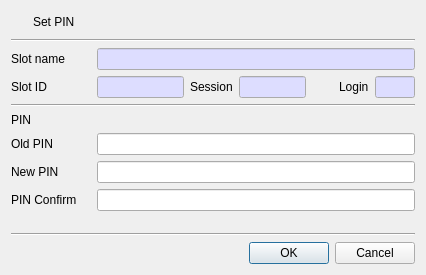
Old version of the form CryptokiMan/set_pin_dlg.ui in the repository jykim74/CryptokiMan.
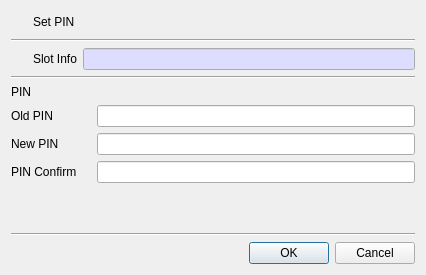
New version of the form. Icons and pictures are not drawn.

Diff of the .ui file:
```diff
--- a/CryptokiMan/set_pin_dlg.ui
+++ b/CryptokiMan/set_pin_dlg.ui
@@ -63,21 +63,8 @@
      <property name="topMargin">
       <number>0</number>
      </property>
-     <item row="0" column="0">
-      <widget class="QLabel" name="label">
-       <property name="minimumSize">
-        <size>
-         <width>80</width>
-         <height>0</height>
-        </size>
-       </property>
-       <property name="text">
-        <string>Slot name</string>
-       </property>
-      </widget>
-     </item>
-     <item row="0" column="1">
-      <widget class="QLineEdit" name="mSlotNameText">
+     <item row="0" column="2">
+      <widget class="QLineEdit" name="mSlotInfoText">
        <property name="minimumSize">
         <size>
          <width>300</width>
@@ -116,220 +103,44 @@
        </property>
       </widget>
      </item>
-    </layout>
-   </item>
-   <item>
-    <layout class="QGridLayout" name="gridLayout_2">
-     <property name="topMargin">
-      <number>0</number>
-     </property>
-     <item row="0" column="3">
-      <widget class="QLineEdit" name="mSessionText">
-       <property name="minimumSize">
-        <size>
-         <width>60</width>
-         <height>0</height>
-        </size>
-       </property>
-       <property name="maximumSize">
-        <size>
-         <width>80</width>
-         <height>16777215</height>
-        </size>
-       </property>
-       <property name="palette">
-        <palette>
-         <active>
-          <colorrole role="Base">
-           <brush brushstyle="SolidPattern">
-            <color alpha="255">
-             <red>221</red>
-             <green>221</green>
-             <blue>255</blue>
-            </color>
-           </brush>
-          </colorrole>
-         </active>
-         <inactive>
-          <colorrole role="Base">
-           <brush brushstyle="SolidPattern">
-            <color alpha="255">
-             <red>221</red>
-             <green>221</green>
-             <blue>255</blue>
-            </color>
-           </brush>
-          </colorrole>
-         </inactive>
-         <disabled>
-          <colorrole role="Base">
-           <brush brushstyle="SolidPattern">
-            <color alpha="255">
-             <red>240</red>
-             <green>240</green>
-             <blue>240</blue>
-            </color>
-           </brush>
-          </colorrole>
-         </disabled>
-        </palette>
-       </property>
-       <property name="readOnly">
-        <bool>true</bool>
-       </property>
-      </widget>
-     </item>
      <item row="0" column="1">
-      <widget class="QLineEdit" name="mSlotIDText">
+      <widget class="QLabel" name="label">
        <property name="minimumSize">
         <size>
-         <width>80</width>
+         <width>0</width>
          <height>0</height>
         </size>
        </property>
-       <property name="maximumSize">
-        <size>
-         <width>100</width>
-         <height>16777215</height>
-        </size>
-       </property>
-       <property name="palette">
-        <palette>
-         <active>
-          <colorrole role="Base">
-           <brush brushstyle="SolidPattern">
-            <color alpha="255">
-             <red>221</red>
-             <green>221</green>
-             <blue>255</blue>
-            </color>
-           </brush>
-          </colorrole>
-         </active>
-         <inactive>
-          <colorrole role="Base">
-           <brush brushstyle="SolidPattern">
-            <color alpha="255">
-             <red>221</red>
-             <green>221</green>
-             <blue>255</blue>
-            </color>
-           </brush>
-          </colorrole>
-         </inactive>
-         <disabled>
-          <colorrole role="Base">
-           <brush brushstyle="SolidPattern">
-            <color alpha="255">
-             <red>240</red>
-             <green>240</green>
-             <blue>240</blue>
-            </color>
-           </brush>
-          </colorrole>
-         </disabled>
-        </palette>
-       </property>
-       <property name="readOnly">
-        <bool>true</bool>
-       </property>
-      </widget>
-     </item>
-     <item row="0" column="6">
-      <widget class="QLineEdit" name="mLoginText">
-       <property name="minimumSize">
-        <size>
-         <width>40</width>
-         <height>0</height>
-        </size>
-       </property>
-       <property name="maximumSize">
-        <size>
-         <width>40</width>
-         <height>16777215</height>
-        </size>
-       </property>
-       <property name="palette">
-        <palette>
-         <active>
-          <colorrole role="Base">
-           <brush brushstyle="SolidPattern">
-            <color alpha="255">
-             <red>221</red>
-             <green>221</green>
-             <blue>255</blue>
-            </color>
-           </brush>
-          </colorrole>
-         </active>
-         <inactive>
-          <colorrole role="Base">
-           <brush brushstyle="SolidPattern">
-            <color alpha="255">
-             <red>221</red>
-             <green>221</green>
-             <blue>255</blue>
-            </color>
-           </brush>
-          </colorrole>
-         </inactive>
-         <disabled>
-          <colorrole role="Base">
-           <brush brushstyle="SolidPattern">
-            <color alpha="255">
-             <red>240</red>
-             <green>240</green>
-             <blue>240</blue>
-            </color>
-           </brush>
-          </colorrole>
-         </disabled>
-        </palette>
-       </property>
-       <property name="readOnly">
-        <bool>true</bool>
+       <property name="text">
+        <string>Slot Info</string>
        </property>
       </widget>
      </item>
      <item row="0" column="0">
-      <widget class="QLabel" name="label_3">
+      <widget class="QPushButton" name="mSlotBtn">
        <property name="minimumSize">
         <size>
-         <width>80</width>
+         <width>16</width>
          <height>0</height>
         </size>
        </property>
-       <property name="text">
-        <string>Slot ID</string>
-       </property>
-      </widget>
-     </item>
-     <item row="0" column="5">
-      <widget class="QLabel" name="label_7">
-       <property name="text">
-        <string>Login</string>
-       </property>
-      </widget>
-     </item>
-     <item row="0" column="2">
-      <widget class="QLabel" name="label_6">
-       <property name="text">
-        <string>Session</string>
-       </property>
-      </widget>
-     </item>
-     <item row="0" column="4">
-      <spacer name="horizontalSpacer">
-       <property name="orientation">
-        <enum>Qt::Horizontal</enum>
-       </property>
-       <property name="sizeHint" stdset="0">
+       <property name="maximumSize">
         <size>
-         <width>40</width>
-         <height>20</height>
+         <width>16</width>
+         <height>16777215</height>
         </size>
        </property>
-      </spacer>
+       <property name="text">
+        <string/>
+       </property>
+       <property name="icon">
+        <iconset resource="cryptokiman.qrc">
+         <normaloff>:/images/slot.png</normaloff>:/images/slot.png</iconset>
+       </property>
+       <property name="flat">
+        <bool>true</bool>
+       </property>
+      </widget>
      </item>
     </layout>
    </item>
```
Left out of the diff: 5 changed lines with no effect on the pictures.
